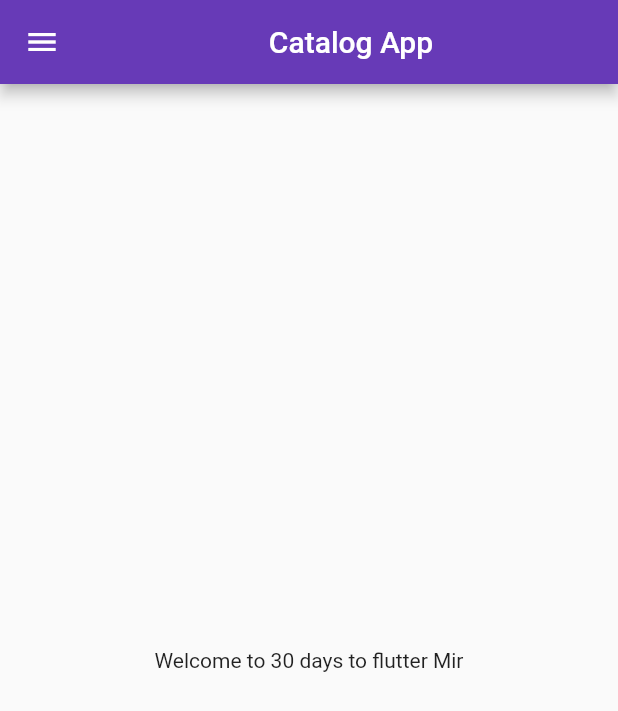
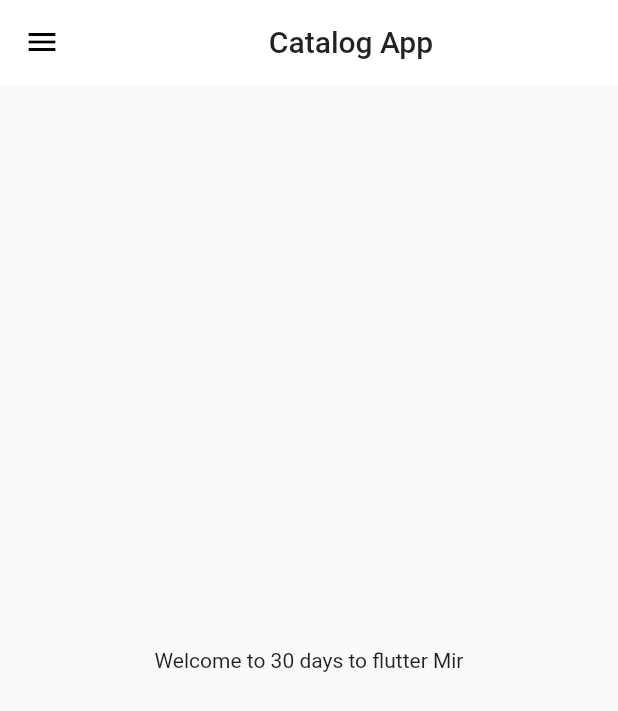
Before and after one commit to fawadmir/flutterPractice, a Flutter app: the screen it shows after launch, on a phone screen of 412 x 824 dp. Shown: the top 711 px of the screen. Run offline on Flutter 3.47's test engine with Material 2 defaults, Android fonts, the phone set to English and light mode, and no system bars.

Commit message:
themes extracted

```diff
--- a/lib/main.dart
+++ b/lib/main.dart
@@ -2,6 +2,7 @@ import 'package:flutter/material.dart';
 import 'package:flutter_catalog/pages/home_page.dart';
 import 'package:flutter_catalog/pages/login_page.dart';
 import 'package:flutter_catalog/utils/routes.dart';
+import 'package:flutter_catalog/widgets/themes.dart';
 void main() {
   runApp(MyApp());
 }
@@ -12,10 +13,8 @@ class MyApp extends StatelessWidget {
   //home: LoginPage(),
   home:HomePage(),
   themeMode: ThemeMode.light,
-  theme: ThemeData(primarySwatch:Colors.deepPurple),
-  darkTheme: ThemeData(
-  brightness: Brightness.dark,
-  ),
+  theme: MyTheme.lightTheme(context),
+  darkTheme: MyTheme.darkTheme(context),
   //debugShowCheckedModeBanner: false,
   routes: {
   MyRoutes.homeRoute:(context)=>HomePage(),
--- a/lib/pages/home_page.dart
+++ b/lib/pages/home_page.dart
@@ -7,7 +7,9 @@ class HomePage extends StatelessWidget {
   Widget build(BuildContext context) {
     return Scaffold(
     appBar: AppBar(
-    title: Center(child: Text("Catalog App"),),
+    title: Center(
+    child: Text("Catalog App"),
+    ),
     ),
     body: Center(
     child: Container(
--- /dev/null
+++ b/lib/widgets/themes.dart
@@ -0,0 +1,16 @@
+import 'package:flutter/material.dart';
+class MyTheme{
+  static ThemeData lightTheme(BuildContext context) => ThemeData(
+  primarySwatch:Colors.deepPurple,
+  appBarTheme: AppBarTheme(
+  color: Colors.white,
+  elevation: 0.0,
+  iconTheme: IconThemeData(color: Colors.black,),
+  textTheme: Theme.of(context).textTheme,
+  ),
+  );
+
+  static ThemeData darkTheme(BuildContext context) => ThemeData(
+  brightness: Brightness.dark,
+  );
+}
```
